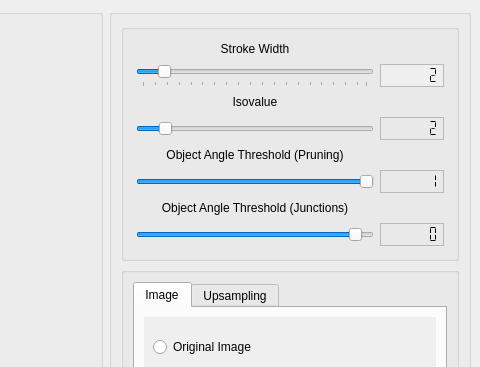
Qt form viewer.ui (erick2j/sketch-vec-medial-axis) before a commit; both pictures show x 812 to 1292 and y 0 to 367 of the 1292 by 831 pixel window.
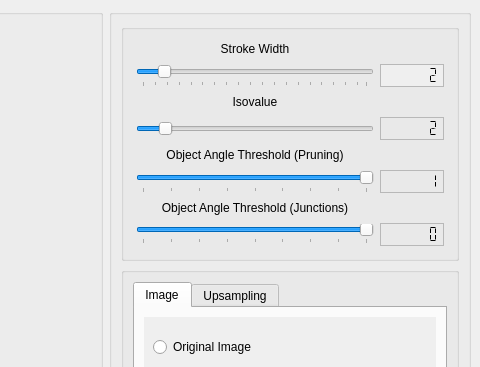
The same form after that commit. Icons and pictures are not drawn. Custom widgets are drawn as their Qt base class.

Commit message: magical values established

Diff of the .ui file:
```diff
--- a/viewer.ui
+++ b/viewer.ui
@@ -276,30 +276,45 @@
              </sizepolicy>
             </property>
             <property name="maximum">
-             <number>1000</number>
+             <number>8</number>
             </property>
             <property name="value">
-             <number>1000</number>
+             <number>8</number>
             </property>
             <property name="sliderPosition">
-             <number>1000</number>
+             <number>8</number>
             </property>
             <property name="orientation">
              <enum>Qt::Horizontal</enum>
             </property>
+            <property name="tickPosition">
+             <enum>QSlider::TicksBelow</enum>
+            </property>
+            <property name="tickInterval">
+             <number>1</number>
+            </property>
            </widget>
           </item>
           <item row="7" column="0">
            <widget class="QSlider" name="junction_object_angle_slider">
             <property name="maximum">
-             <number>1000</number>
+             <number>8</number>
+            </property>
+            <property name="value">
+             <number>8</number>
             </property>
             <property name="sliderPosition">
-             <number>950</number>
+             <number>8</number>
             </property>
             <property name="orientation">
              <enum>Qt::Horizontal</enum>
             </property>
+            <property name="tickPosition">
+             <enum>QSlider::TicksBelow</enum>
+            </property>
+            <property name="tickInterval">
+             <number>1</number>
+            </property>
            </widget>
           </item>
           <item row="7" column="1">
```
The commit also changes 3 other files.
